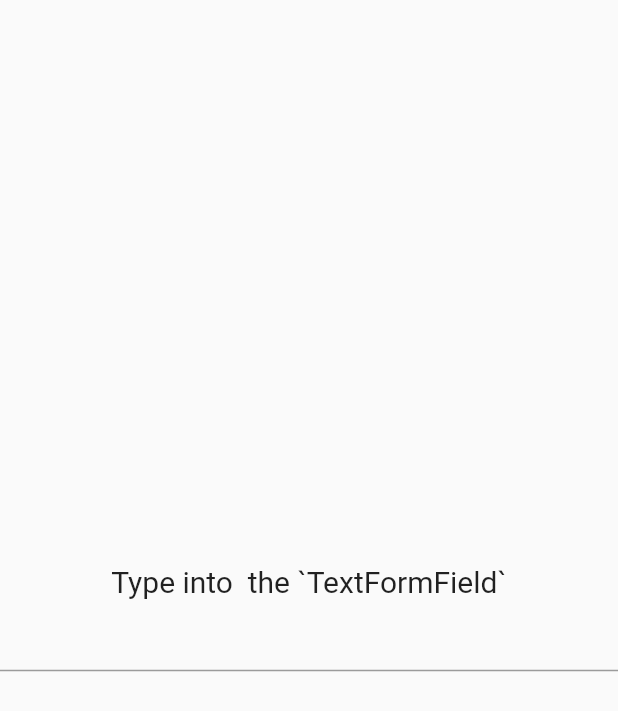
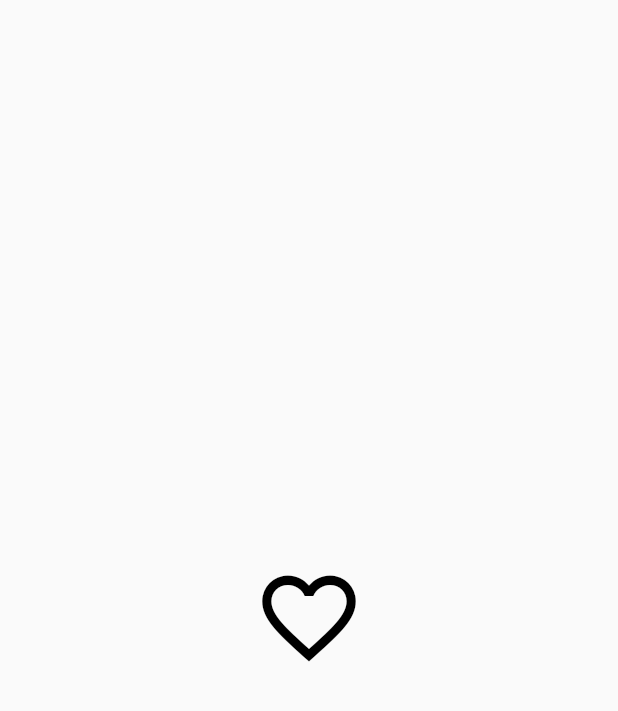
Before and after one commit to avinash-rath/flutter_sessions, a Flutter app: the screen it shows after launch, on a phone screen of 412 x 824 dp. Shown: the top 711 px of the screen. Run offline on Flutter 3.47's test engine with Material 2 defaults, Android fonts, the phone set to English and light mode, and no system bars.

Commit message:
Session -2 25/09/2019

```diff
--- a/lib/main.dart
+++ b/lib/main.dart
@@ -7,7 +7,7 @@ class MyApp extends StatelessWidget {
   Widget build(BuildContext context) {
     return MaterialApp(
       debugShowCheckedModeBanner: false,
-      home: RespondEvents(),
+      home: HeartButton(),
     );
   }
 }
@@ -35,7 +35,7 @@ class _RespondEventsState extends State<RespondEvents> {
               controller: _controller,
               onChanged: (String something) {
                 setState(() {
-                  text=_controller.text;
+                  text = _controller.text;
                 });
               },
             ),
@@ -53,3 +53,36 @@ class _RespondEventsState extends State<RespondEvents> {
     );
   }
 }
+
+class HeartButton extends StatefulWidget {
+  @override
+  _HeartButtonState createState() => _HeartButtonState();
+}
+
+class _HeartButtonState extends State<HeartButton> {
+  bool isSelected = false;
+
+  IconData icon = Icons.favorite_border;
+  Color color = Colors.black;
+  @override
+  Widget build(BuildContext context) {
+    return Scaffold(
+      body: Center(
+        child: GestureDetector(
+          onTap: () {
+            print('tapped');
+            setState(() {
+              isSelected = !isSelected;
+              icon = isSelected ? Icons.favorite_border : Icons.favorite;
+              color = !isSelected ? Colors.red : Colors.black;
+            });
+          },
+          child: Container(
+            child: Icon(icon, color: color, size: 75.0,),
+            alignment: Alignment.center,
+          ),
+        ),
+      ),
+    );
+  }
+}
```
